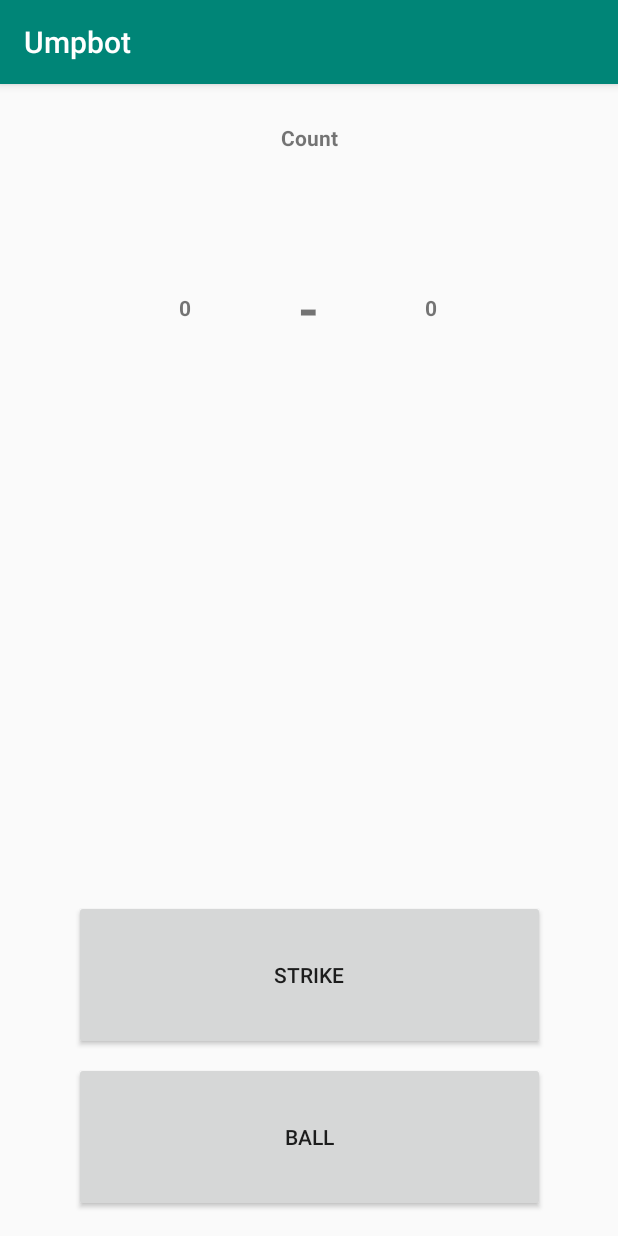
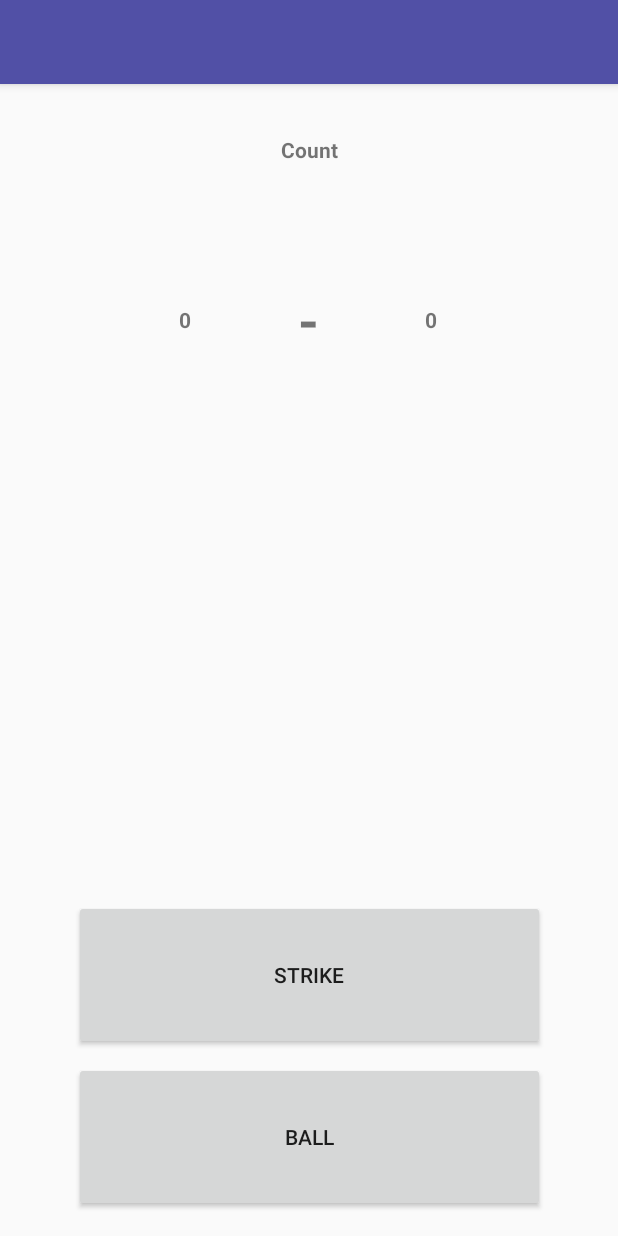
Before and after one commit to eChadwick/UmpireBuddy, an Android app: the screen it shows after launch (MainActivity), on a phone screen of 412 x 824 dp. Run offline under Robolectric (Android 15) with nearby library versions, the phone set to English and light mode, and no system bars.

Commit message:
remove default action bar

```diff
--- a/app/build.gradle
+++ b/app/build.gradle
@@ -4,7 +4,7 @@ android {
     compileSdkVersion 28
     defaultConfig {
         applicationId "com.example.umpirebuddy"
-        minSdkVersion 15
+        minSdkVersion 21
         targetSdkVersion 28
         versionCode 1
         versionName "1.0"
@@ -19,10 +19,12 @@ android {
     dataBinding {
         enabled = true
     }
+    productFlavors {
+    }
 }
 
 dependencies {
-    implementation fileTree(dir: 'libs', include: ['*.jar'])
+    implementation fileTree(include: ['*.jar'], dir: 'libs')
     implementation 'com.android.support:appcompat-v7:28.0.0'
     implementation 'com.android.support.constraint:constraint-layout:1.1.3'
     testImplementation 'junit:junit:4.12'
--- a/app/src/main/AndroidManifest.xml
+++ b/app/src/main/AndroidManifest.xml
@@ -6,9 +6,9 @@
         android:allowBackup="true"
         android:icon="@mipmap/umpbot"
         android:label="@string/app_name"
-        android:roundIcon="@mipmap/ic_launcher_round"
+        android:roundIcon="@mipmap/umpbot_round"
         android:supportsRtl="true"
-        android:theme="@style/AppTheme">
+        android:theme="@style/Theme.AppCompat.DayNight.NoActionBar">
         <activity android:name=".MainActivity">
             <intent-filter>
                 <action android:name="android.intent.action.MAIN" />
--- a/app/src/main/java/com/example/umpirebuddy/MainActivity.java
+++ b/app/src/main/java/com/example/umpirebuddy/MainActivity.java
@@ -5,6 +5,9 @@ import android.os.Bundle;
 import android.view.View;
 import android.widget.Button;
 import android.widget.TextView;
+import android.widget.Toolbar;
+
+import static com.example.umpirebuddy.R.id.toolbar;
 
 public class MainActivity extends AppCompatActivity {
 
--- a/app/src/main/res/layout/activity_main.xml
+++ b/app/src/main/res/layout/activity_main.xml
@@ -44,6 +44,7 @@
         android:layout_height="72dp"
         android:layout_marginStart="16dp"
         android:layout_marginLeft="16dp"
+        android:layout_marginTop="64dp"
         android:layout_marginEnd="16dp"
         android:layout_marginRight="16dp"
         android:gravity="center"
@@ -119,7 +120,7 @@
         android:layout_marginRight="8dp"
         android:layout_marginBottom="16dp"
         android:onClick="onClear"
-        android:text="@string/clear_button_text"
+        android:text="@string/reset_button_text"
         android:visibility="gone"
         app:layout_constraintBottom_toBottomOf="parent"
         app:layout_constraintEnd_toEndOf="parent"
@@ -145,4 +146,15 @@
         app:layout_constraintTop_toBottomOf="@+id/textView"
         tools:text="@string/dash" />
 
+    <android.support.v7.widget.Toolbar
+        android:id="@+id/toolbar"
+        android:layout_width="match_parent"
+        android:elevation="4dp"
+        android:layout_height="wrap_content"
+        android:background="#5150A6"
+        android:minHeight="?attr/actionBarSize"
+        android:theme="?attr/actionBarTheme"
+        tools:layout_editor_absoluteX="8dp"
+        tools:layout_editor_absoluteY="0dp" />
+
 </android.support.constraint.ConstraintLayout>
--- a/app/src/main/res/values/strings.xml
+++ b/app/src/main/res/values/strings.xml
@@ -6,6 +6,7 @@
     <string name="zero">0</string>
     <string name="out_message">Yeerrr Oughta There!</string>
     <string name="walk_message">Take Your Base!</string>
-    <string name="clear_button_text">Reset</string>
+    <string name="reset_button_text">Reset</string>
     <string name="dash">-</string>
+    <string name="about">About</string>
 </resources>
```
